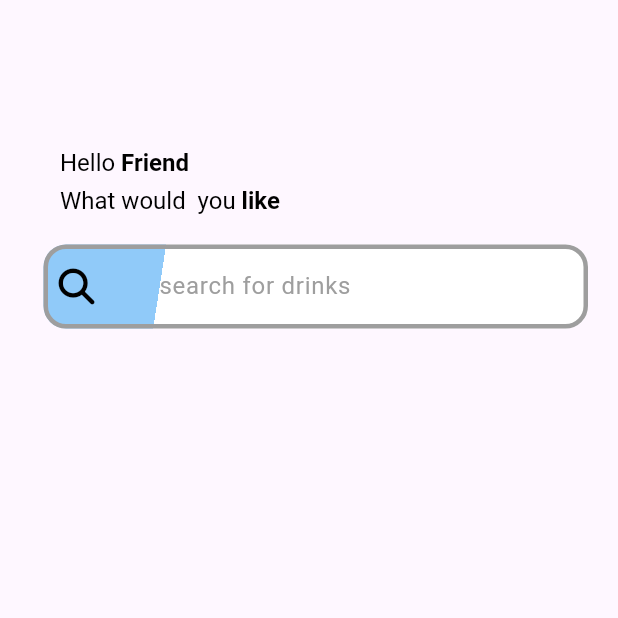
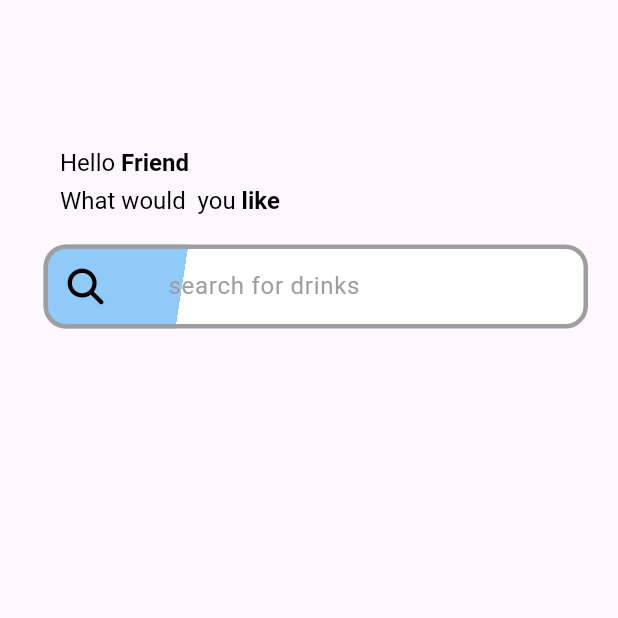
Before and after one commit to Amjadyabroudi128/drinks-, a Flutter app: the screen it shows after launch, on a phone screen of 412 x 824 dp, the top half of it. Run offline on Flutter 3.47's test engine with Material 3 defaults, Android fonts, the light colour scheme and no system bars; our stand-ins replace font_awesome_flutter.

Commit message:
prefix icon margin

```diff
--- a/lib/core/features/home/presentation/Widgets/searchFiled.dart
+++ b/lib/core/features/home/presentation/Widgets/searchFiled.dart
@@ -28,14 +28,14 @@ class _SearchfiledState extends State<Searchfiled> {
             colors: searchFiled,
             begin: Alignment.topLeft,
             end: Alignment.bottomRight,
-            stops: [0.22, 0.15],
+            stops: [0.26, 0.22],
           )
         ),
         child: TextField(
         controller: searchController,
         decoration:   InputDecoration(
           prefixIcon: Container(
-              margin: EdgeInsets.only(left: 10.0, right: 39.0),
+              margin: EdgeInsets.only(left: 16.0, right: 39.0),
               child: search),
           hintText: 'search for drinks',
         ),
```
